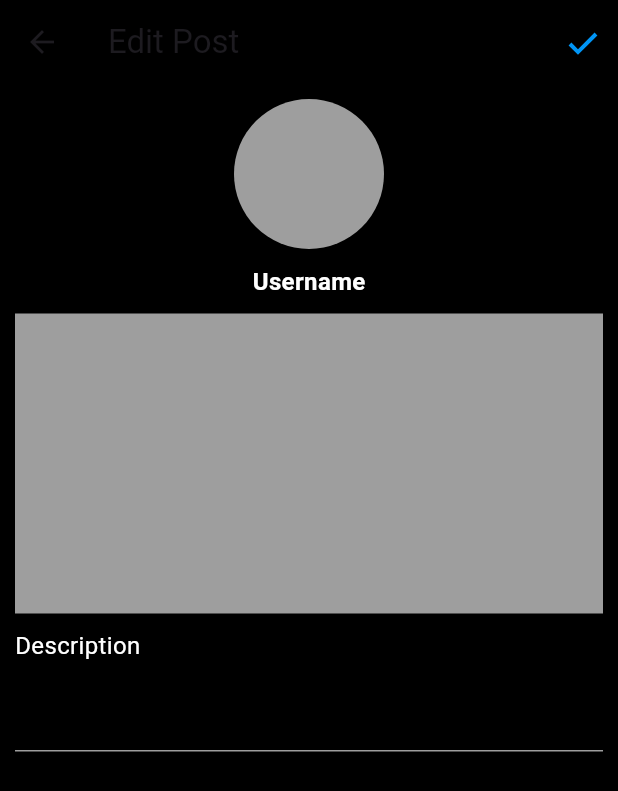
After one commit to piercenovo/instagram-app-clone, a Flutter app: the UpdatePostScreen screen opened directly, on a phone screen of 412 x 824 dp. The commit adds this screen. Shown: the top 791 px of the screen. Run offline on Flutter 3.47's test engine with Material 2 defaults, Android fonts, the phone set to English and light mode, and no system bars; our stand-ins replace flutter_boxicons, flutter_svg.

Commit message:
feat(post): add UpdatePostScreen (UI)

```diff
--- /dev/null
+++ b/lib/features/post/presentation/screens/update_post/update_post_screen.dart
@@ -0,0 +1,61 @@
+import 'package:flutter/material.dart';
+import 'package:flutter_boxicons/flutter_boxicons.dart';
+import 'package:instagram_app/core/utils/constants/colors.dart';
+import 'package:instagram_app/core/utils/constants/sizes.dart';
+import 'package:instagram_app/features/profile/presentation/screens/profile/widgets/profile_form_widget.dart';
+
+class UpdatePostScreen extends StatelessWidget {
+  const UpdatePostScreen({super.key});
+
+  @override
+  Widget build(BuildContext context) {
+    return Scaffold(
+      backgroundColor: tBackGroundColor,
+      appBar: AppBar(
+        backgroundColor: tBackGroundColor,
+        title: const Text('Edit Post'),
+        actions: [
+          IconButton(
+            onPressed: () {},
+            icon: const Icon(Boxicons.bx_check, color: tBlueColor, size: 32),
+          ),
+        ],
+      ),
+      body: Padding(
+        padding: const EdgeInsets.symmetric(horizontal: 10.0, vertical: 10.0),
+        child: SingleChildScrollView(
+          child: Column(
+            children: [
+              Container(
+                width: 100,
+                height: 100,
+                decoration: const BoxDecoration(
+                  color: tSecondaryColor,
+                  shape: BoxShape.circle,
+                ),
+              ),
+              sizeVer(10),
+              const Text(
+                'Username',
+                style: TextStyle(
+                    color: tPrimaryColor,
+                    fontSize: 16,
+                    fontWeight: FontWeight.bold),
+              ),
+              sizeVer(10),
+              Container(
+                width: double.infinity,
+                height: 200,
+                decoration: const BoxDecoration(color: tSecondaryColor),
+              ),
+              sizeVer(10),
+              const ProfileFormWidget(
+                title: 'Description',
+              ),
+            ],
+          ),
+        ),
+      ),
+    );
+  }
+}
```
Also changed, not shown: lib/features/home/presentation/screens/home/home_screen.dart (+103 -2 lines), lib/features/post/presentation/screens/comment/comment_screen.dart (renamed from lib/features/home/presentation/screens/comment/comment_screen.dart, +0 -7 lines), lib/features/post/presentation/screens/main/main_screen.dart (deleted, +0 -85 lines), lib/features/profile/presentation/screens/main/main_screen.dart (deleted, +0 -85 lines), lib/features/search/presentation/screens/main/main_screen.dart (deleted, +0 -85 lines).
